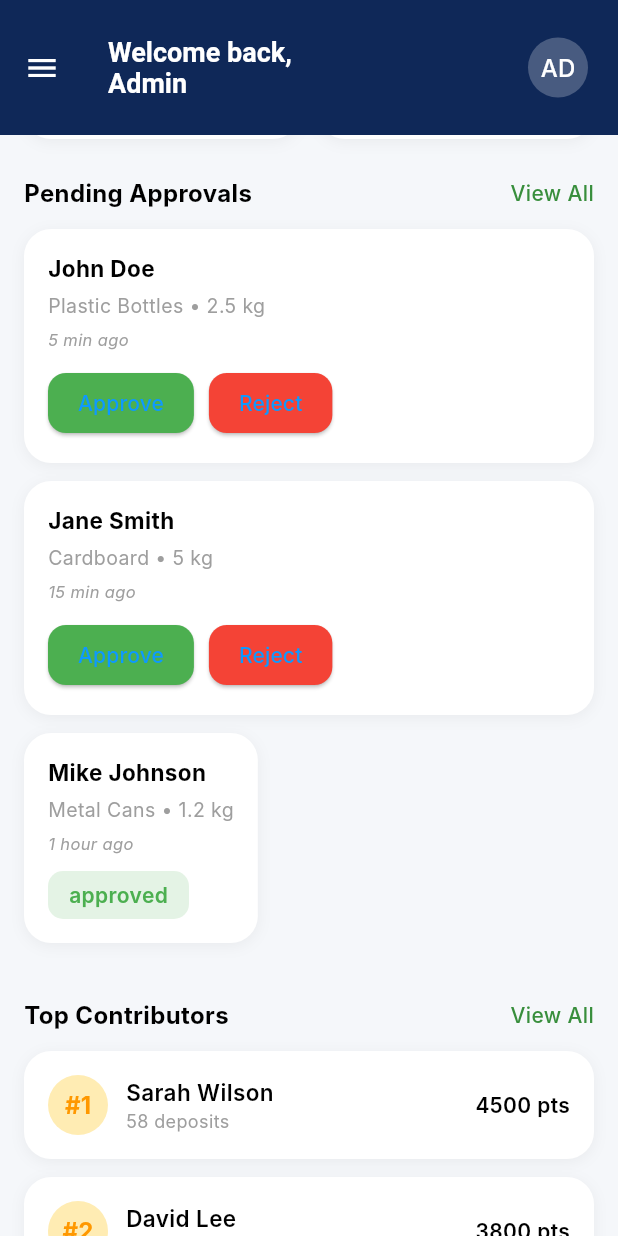
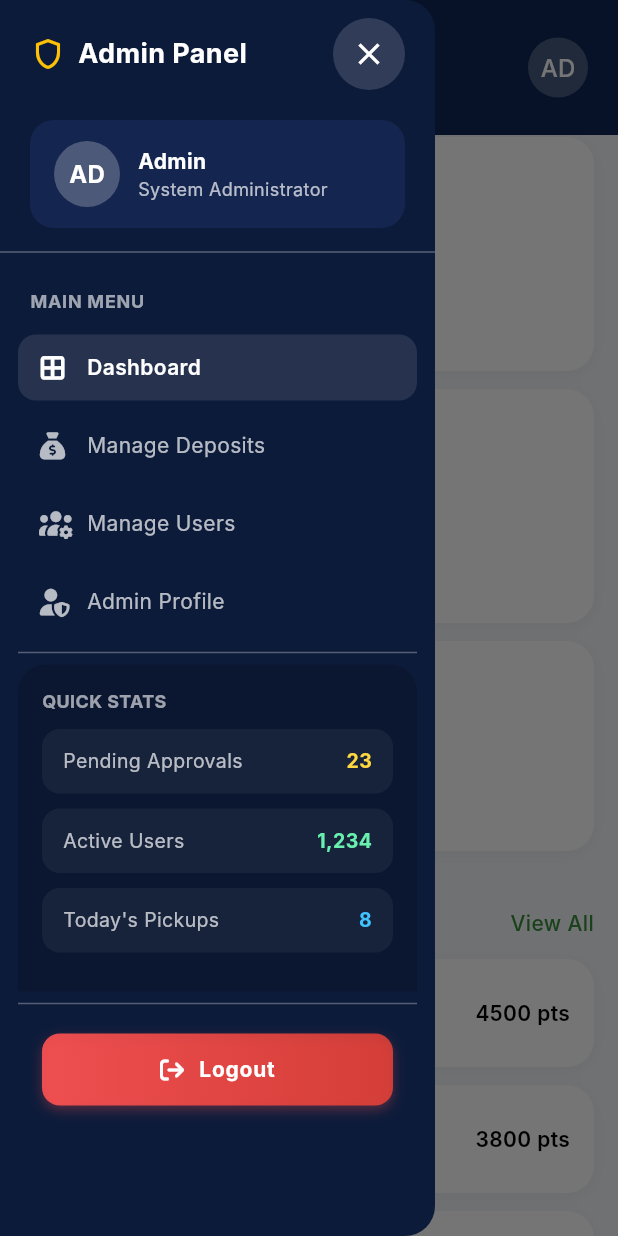
Before and after one commit to GerilValdo/bank_sampah_app, a Flutter app: the screen it shows after launch, scrolled down 576 dp, after a tap on the "menu" icon, on a phone screen of 412 x 824 dp. Run offline on Flutter 3.47's test engine with Material 3 defaults, Android fonts, the light colour scheme and no system bars; our stand-ins replace animate_do, auto_route, bloc, dropdown_search, flutter_bloc, flutter_screenutil and 8 more; accounts and stored records are empty; Roboto replaces fonts that are missing (Inter).

Commit message:
adding drawer in admin dashboard screen

```diff
--- a/lib/feature/admin/dashboard/admin_dashboard_screen.dart
+++ b/lib/feature/admin/dashboard/admin_dashboard_screen.dart
@@ -1,23 +1,44 @@
 import 'package:auto_route/auto_route.dart';
+import 'package:bank_sampah_app/feature/admin/dashboard/widgets/admin_drawer.dart';
 import 'package:flutter/material.dart';
 import 'package:font_awesome_flutter/font_awesome_flutter.dart';
 
 @RoutePage()
-class AdminDashboardScreen extends StatelessWidget {
+class AdminDashboardScreen extends StatefulWidget {
   const AdminDashboardScreen({super.key});
   static const String id = '/admin-dashboard';
+
+  @override
+  State<AdminDashboardScreen> createState() => _AdminDashboardScreenState();
+}
+
+class _AdminDashboardScreenState extends State<AdminDashboardScreen> {
+  String activeMenu = 'dashboard';
   @override
   Widget build(BuildContext context) {
     return Scaffold(
       backgroundColor: const Color(0xFFF5F7FA),
+      drawer: AdminDrawer(
+        activeMenu: activeMenu,
+        onMenuSelected: (menu) {
+          setState(() {
+            activeMenu = menu;
+          });
+          Navigator.pop(context);
+        },
+      ),
       appBar: AppBar(
+        leading: Builder(
+          builder: (context) {
+            return IconButton(
+              onPressed: () => Scaffold.of(context).openDrawer(),
+              icon: Icon(Icons.menu, color: Colors.white),
+            );
+          },
+        ),
         backgroundColor: const Color(0xFF0E1F4B),
         elevation: 0,
         toolbarHeight: 90,
-        leading: IconButton(
-          icon: const Icon(Icons.menu, color: Colors.white),
-          onPressed: () {},
-        ),
         title: const Text(
           "Welcome back,\nAdmin",
           style: TextStyle(
@@ -172,8 +193,6 @@ class AdminDashboardScreen extends StatelessWidget {
   }
 
   // ============================
-  // == SECTION: Quick Actions ==
-  // ============================
   Widget _buildQuickActions() {
     final List<Map<String, dynamic>> actionData = [
       {
@@ -214,6 +233,7 @@ class AdminDashboardScreen extends StatelessWidget {
             mainAxisSpacing: 12,
             crossAxisSpacing: 12,
             crossAxisCount: 2,
+            childAspectRatio: 1.5,
           ),
           itemBuilder: (context, index) {
             final items = actionData[index];
@@ -263,8 +283,6 @@ class AdminDashboardScreen extends StatelessWidget {
   }
 
   // ==============================
-  // == SECTION: Pending Approval ==
-  // ==============================
   Widget _buildPendingApprovals() {
     return Column(
       crossAxisAlignment: CrossAxisAlignment.start,
@@ -307,6 +325,7 @@ class AdminDashboardScreen extends StatelessWidget {
     }
 
     return Container(
+      width: double.infinity,
       margin: const EdgeInsets.only(bottom: 12),
       padding: const EdgeInsets.all(16),
       decoration: BoxDecoration(
@@ -357,7 +376,10 @@ class AdminDashboardScreen extends StatelessWidget {
                       borderRadius: BorderRadius.circular(12),
                     ),
                   ),
-                  child: const Text("Approve"),
+                  child: const Text(
+                    "Approve",
+                    style: TextStyle(color: Colors.white),
+                  ),
                 ),
                 const SizedBox(width: 10),
                 ElevatedButton(
@@ -372,7 +394,10 @@ class AdminDashboardScreen extends StatelessWidget {
                       borderRadius: BorderRadius.circular(12),
                     ),
                   ),
-                  child: const Text("Reject"),
+                  child: const Text(
+                    "Reject",
+                    style: TextStyle(color: Colors.white),
+                  ),
                 ),
               ],
             ),
@@ -380,7 +405,7 @@ class AdminDashboardScreen extends StatelessWidget {
             Container(
               padding: const EdgeInsets.symmetric(horizontal: 14, vertical: 6),
               decoration: BoxDecoration(
-                color: statusColor.withOpacity(0.15),
+                color: statusColor.withValues(alpha: 0.15),
                 borderRadius: BorderRadius.circular(10),
               ),
               child: Text(
@@ -396,8 +421,6 @@ class AdminDashboardScreen extends StatelessWidget {
     );
   }
 
-  // ============================
-  // == SECTION: Top Contributors ==
   // ============================
   Widget _buildTopContributors() {
     return Column(
@@ -474,8 +497,6 @@ class AdminDashboardScreen extends StatelessWidget {
   }
 
   // ============================
-  // == Helper: Section Header ==
-  // ============================
   Widget _sectionHeader(String title) {
     return Row(
       mainAxisAlignment: MainAxisAlignment.spaceBetween,
--- /dev/null
+++ b/lib/feature/admin/dashboard/widgets/admin_drawer.dart
@@ -0,0 +1,362 @@
+import 'package:flutter/material.dart';
+import 'package:font_awesome_flutter/font_awesome_flutter.dart';
+
+class AdminDrawer extends StatelessWidget {
+  final String activeMenu; // menu yang sedang aktif
+  final Function(String) onMenuSelected;
+
+  const AdminDrawer({
+    super.key,
+    required this.activeMenu,
+    required this.onMenuSelected,
+  });
+
+  @override
+  Widget build(BuildContext context) {
+    return Drawer(
+      width: 290,
+      backgroundColor: const Color(0xFF0D1B3A),
+      shape: const RoundedRectangleBorder(
+        borderRadius: BorderRadius.only(
+          topRight: Radius.circular(20),
+          bottomRight: Radius.circular(20),
+        ),
+      ),
+      child: SafeArea(
+        child: Column(
+          crossAxisAlignment: CrossAxisAlignment.start,
+          children: [
+            // ================= Header =================
+            Padding(
+              padding: const EdgeInsets.symmetric(horizontal: 20, vertical: 12),
+              child: Row(
+                children: [
+                  const Icon(
+                    Icons.shield_outlined,
+                    color: Colors.amber,
+                    size: 24,
+                  ),
+                  const SizedBox(width: 8),
+                  const Text(
+                    "Admin Panel",
+                    style: TextStyle(
+                      color: Colors.white,
+                      fontWeight: FontWeight.bold,
+                      fontSize: 18,
+                    ),
+                  ),
+                  const Spacer(),
+                  Container(
+                    decoration: BoxDecoration(
+                      borderRadius: BorderRadius.circular(50),
+                      color: Colors.white.withValues(alpha: 0.15),
+                    ),
+                    child: IconButton(
+                      onPressed: () => Navigator.pop(context),
+                      icon: const Icon(Icons.close, color: Colors.white),
+                    ),
+                  ),
+                ],
+              ),
+            ),
+
+            // ================= Profile Info =================
+            Padding(
+              padding: const EdgeInsets.symmetric(horizontal: 20, vertical: 8),
+              child: Container(
+                decoration: BoxDecoration(
+                  color: const Color(0xFF14254F),
+                  borderRadius: BorderRadius.circular(16),
+                ),
+                padding: const EdgeInsets.symmetric(
+                  horizontal: 16,
+                  vertical: 14,
+                ),
+                child: Row(
+                  children: [
+                    const CircleAvatar(
+                      radius: 22,
+                      backgroundColor: Colors.white24,
+                      child: Text(
+                        "AD",
+                        style: TextStyle(
+                          color: Colors.white,
+                          fontWeight: FontWeight.bold,
+                        ),
+                      ),
+                    ),
+                    const SizedBox(width: 12),
+                    Column(
+                      crossAxisAlignment: CrossAxisAlignment.start,
+                      children: const [
+                        Text(
+                          "Admin",
+                          style: TextStyle(
+                            color: Colors.white,
+                            fontWeight: FontWeight.bold,
+                          ),
+                        ),
+                        Text(
+                          "System Administrator",
+                          style: TextStyle(color: Colors.white70, fontSize: 12),
+                        ),
+                      ],
+                    ),
+                  ],
+                ),
+              ),
+            ),
+
+            Divider(color: Colors.white.withValues(alpha: 0.3)),
+            const SizedBox(height: 16),
+
+            // ================= Main Menu =================
+            Padding(
+              padding: const EdgeInsets.symmetric(horizontal: 20),
+              child: Text(
+                "MAIN MENU",
+                style: TextStyle(
+                  color: Colors.white.withOpacity(0.6),
+                  fontSize: 12,
+                  fontWeight: FontWeight.bold,
+                  letterSpacing: 0.5,
+                ),
+              ),
+            ),
+            const SizedBox(height: 10),
+
+            Expanded(
+              child: ListView(
+                padding: const EdgeInsets.symmetric(horizontal: 12),
+                children: [
+                  _buildMenuItem(
+                    icon: FontAwesomeIcons.tableCellsLarge,
+                    title: "Dashboard",
+                    keyValue: "dashboard",
+                  ),
+                  _buildMenuItem(
+                    icon: FontAwesomeIcons.sackDollar,
+                    title: "Manage Deposits",
+                    keyValue: "deposits",
+                  ),
+                  // _buildMenuItem(
+                  //   icon: FontAwesomeIcons.truck,
+                  //   title: "Manage Pickups",
+                  //   keyValue: "pickups",
+                  // ),
+                  _buildMenuItem(
+                    icon: FontAwesomeIcons.usersGear,
+                    title: "Manage Users",
+                    keyValue: "users",
+                  ),
+                  // _buildMenuItem(
+                  //   icon: FontAwesomeIcons.chartLine,
+                  //   title: "Reports & Analytics",
+                  //   keyValue: "reports",
+                  // ),
+                  _buildMenuItem(
+                    icon: FontAwesomeIcons.userShield,
+                    title: "Admin Profile",
+                    keyValue: "profile",
+                  ),
+                  Divider(color: Colors.white.withValues(alpha: 0.3)),
+                  Container(
+                    width: double.infinity,
+                    padding: const EdgeInsets.all(16),
+                    decoration: const BoxDecoration(
+                      color: Color(0xFF0B1630),
+                      borderRadius: BorderRadius.only(
+                        topLeft: Radius.circular(18),
+                        topRight: Radius.circular(18),
+                      ),
+                    ),
+                    child: Column(
+                      crossAxisAlignment: CrossAxisAlignment.start,
+                      children: [
+                        Text(
+                          "QUICK STATS",
+                          style: TextStyle(
+                            color: Colors.white.withOpacity(0.6),
+                            fontSize: 12,
+                            fontWeight: FontWeight.bold,
+                          ),
+                        ),
+                        const SizedBox(height: 10),
+                        _quickStatItem(
+                          "Pending Approvals",
+                          "23",
+                          color: Colors.amberAccent,
+                        ),
+                        _quickStatItem(
+                          "Active Users",
+                          "1,234",
+                          color: Colors.greenAccent,
+                        ),
+                        _quickStatItem(
+                          "Today's Pickups",
+                          "8",
+                          color: Colors.lightBlueAccent,
+                        ),
+                      ],
+                    ),
+                  ),
+                  Divider(color: Colors.white.withValues(alpha: 0.3)),
+                  Padding(
+                    padding: const EdgeInsets.symmetric(
+                      horizontal: 16,
+                      vertical: 12,
+                    ),
+                    child: InkWell(
+                      borderRadius: BorderRadius.circular(12),
+                      onTap: () {
+                        // TODO: Tambahkan fungsi logout di sini
+                        // contoh: context.read<AuthBloc>().add(AuthEvent.logout());
+                        Navigator.pop(context);
+                      },
+                      child: Container(
+                        padding: const EdgeInsets.symmetric(
+                          horizontal: 16,
+                          vertical: 14,
+                        ),
+                        decoration: BoxDecoration(
+                          borderRadius: BorderRadius.circular(12),
+                          gradient: LinearGradient(
+                            colors: [
+                              Colors.redAccent.withValues(alpha: 0.9),
+                              Colors.red.withValues(alpha: 0.8),
+                            ],
+                            begin: Alignment.centerLeft,
+                            end: Alignment.centerRight,
+                          ),
+                          boxShadow: [
+                            BoxShadow(
+                              color: Colors.redAccent.withValues(alpha: 0.3),
+                              blurRadius: 6,
+                              offset: const Offset(0, 3),
+                            ),
+                          ],
+                        ),
+                        child: Row(
+                          mainAxisAlignment: MainAxisAlignment.center,
+                          children: [
+                            const Icon(
+                              FontAwesomeIcons.arrowRightFromBracket,
+                              color: Colors.white,
+                              size: 16,
+                            ),
+                            const SizedBox(width: 10),
+                            const Text(
+                              "Logout",
+                              style: TextStyle(
+                                color: Colors.white,
+                                fontWeight: FontWeight.bold,
+                                letterSpacing: 0.5,
+                              ),
+                            ),
+                          ],
+                        ),
+                      ),
+                    ),
+                  ),
+
+                  // Container(
+                  //   height: 45,
+                  //   padding: EdgeInsets.symmetric(horizontal: 16),
+                  //   decoration: BoxDecoration(
+                  //     borderRadius: BorderRadius.circular(10),
+                  //     color: Colors.red.withValues(alpha: 0.2),
+                  //   ),
+                  //   child: Row(
+                  //     spacing: 16,
+                  //     children: [
+                  //       Icon(
+                  //         FontAwesomeIcons.arrowRightFromBracket,
+                  //         color: Colors.red,
+                  //       ),
+                  //       Text(
+                  //         'Logout from Admin',
+                  //         style: TextStyle(color: Colors.red),
+                  //       ),
+                  //     ],
+                  //   ),
+                  // ),
+                ],
+              ),
+            ),
+
+            // ================= Quick Stats =================
+          ],
+        ),
+      ),
+    );
+  }
+
+  // ================= Widget Menu Item =================
+  Widget _buildMenuItem({
+    required IconData icon,
+    required String title,
+    required String keyValue,
+  }) {
+    final bool isActive = keyValue == activeMenu;
+
+    return InkWell(
+      borderRadius: BorderRadius.circular(12),
+      onTap: () => onMenuSelected(keyValue),
+      child: Container(
+        margin: const EdgeInsets.symmetric(vertical: 4),
+        padding: const EdgeInsets.symmetric(horizontal: 14, vertical: 12),
+        decoration: BoxDecoration(
+          color: isActive ? Colors.white.withOpacity(0.1) : Colors.transparent,
+          borderRadius: BorderRadius.circular(12),
+        ),
+        child: Row(
+          children: [
+            Icon(
+              icon,
+              color: isActive ? Colors.white : Colors.white70,
+              size: 18,
+            ),
+            const SizedBox(width: 14),
+            Text(
+              title,
+              style: TextStyle(
+                color: isActive ? Colors.white : Colors.white70,
+                fontWeight: isActive ? FontWeight.w600 : FontWeight.normal,
+                fontSize: 14,
+              ),
+            ),
+          ],
+        ),
+      ),
+    );
+  }
+
+  // ================= Widget Quick Stats =================
+  Widget _quickStatItem(String title, String value, {Color? color}) {
+    return Container(
+      margin: const EdgeInsets.only(bottom: 10),
+      padding: const EdgeInsets.symmetric(horizontal: 14, vertical: 12),
+      decoration: BoxDecoration(
+        color: Colors.white.withOpacity(0.05),
+        borderRadius: BorderRadius.circular(12),
+      ),
+      child: Row(
+        mainAxisAlignment: MainAxisAlignment.spaceBetween,
+        children: [
+          Text(
+            title,
+            style: const TextStyle(color: Colors.white70, fontSize: 13),
+          ),
+          Text(
+            value,
+            style: TextStyle(
+              color: color ?? Colors.white,
+              fontWeight: FontWeight.bold,
+              fontSize: 13,
+            ),
+          ),
+        ],
+      ),
+    );
+  }
+}
```
